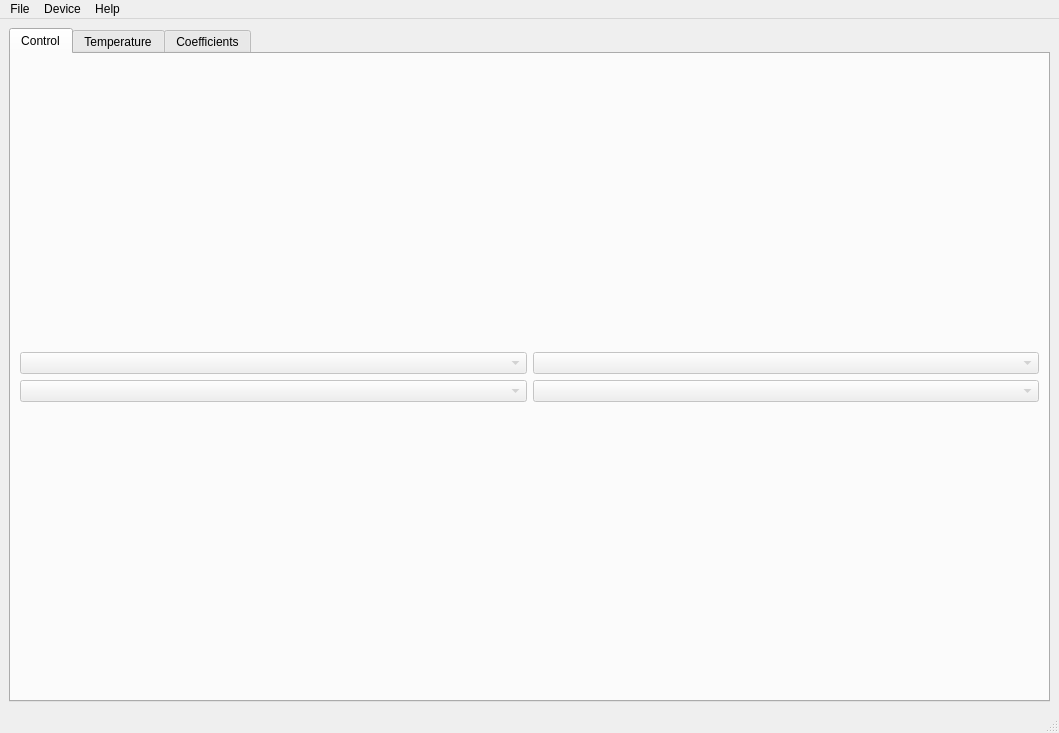
Before: the Qt Designer form Software/LibreCAL-GUI/main.ui in jankae/LibreCAL, drawn with Qt 5.
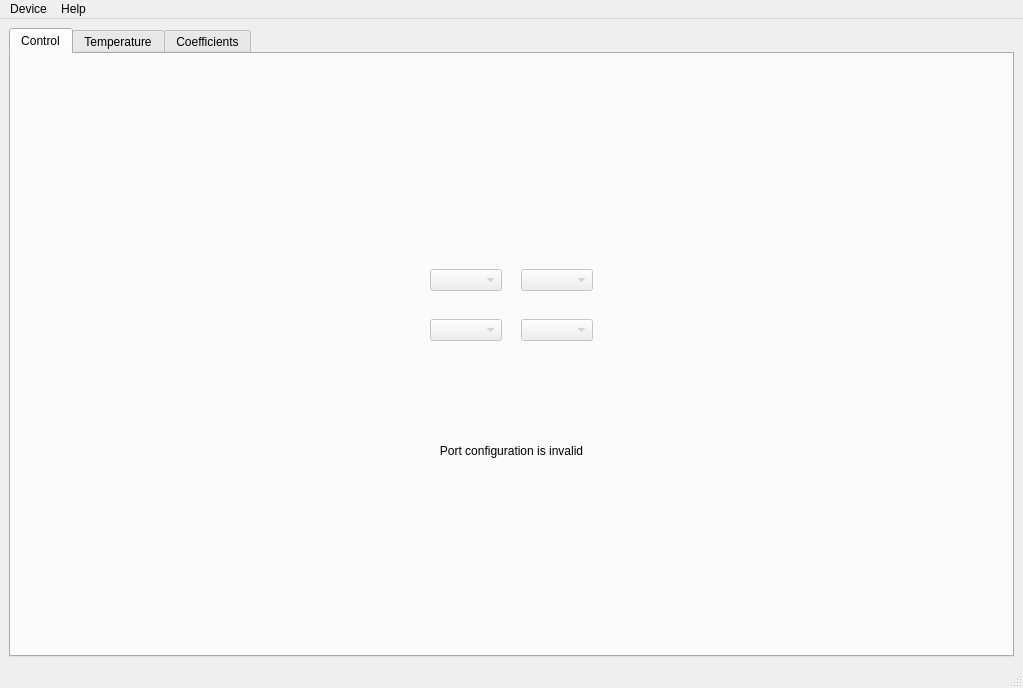
After: the same form once the commit is applied. The open tabs and pages were chosen to show the change. Icons and pictures are not drawn. Custom widgets are drawn as their Qt base class.

```diff
--- a/Software/LibreCAL-GUI/main.ui
+++ b/Software/LibreCAL-GUI/main.ui
@@ -6,8 +6,8 @@
    <rect>
     <x>0</x>
     <y>0</y>
-    <width>1059</width>
-    <height>733</height>
+    <width>1023</width>
+    <height>688</height>
    </rect>
   </property>
   <property name="windowTitle">
@@ -24,36 +24,211 @@
        <attribute name="title">
         <string>Control</string>
        </attribute>
-       <layout class="QVBoxLayout" name="verticalLayout_3">
+       <layout class="QHBoxLayout" name="horizontalLayout_4">
         <item>
-         <layout class="QGridLayout" name="gridLayout">
-          <item row="0" column="0">
-           <widget class="QComboBox" name="port1">
-            <property name="enabled">
-             <bool>false</bool>
+         <layout class="QHBoxLayout" name="horizontalLayout_3">
+          <item>
+           <spacer name="horizontalSpacer">
+            <property name="orientation">
+             <enum>Qt::Horizontal</enum>
             </property>
-           </widget>
-          </item>
-          <item row="0" column="1">
-           <widget class="QComboBox" name="port2">
-            <property name="enabled">
-             <bool>false</bool>
+            <property name="sizeHint" stdset="0">
+             <size>
+              <width>40</width>
+              <height>20</height>
+             </size>
             </property>
-           </widget>
+           </spacer>
           </item>
-          <item row="1" column="0">
-           <widget class="QComboBox" name="port3">
-            <property name="enabled">
-             <bool>false</bool>
-            </property>
-           </widget>
+          <item>
+           <layout class="QVBoxLayout" name="verticalLayout_8">
+            <item>
+             <spacer name="verticalSpacer_7">
+              <property name="orientation">
+               <enum>Qt::Vertical</enum>
+              </property>
+              <property name="sizeHint" stdset="0">
+               <size>
+                <width>20</width>
+                <height>40</height>
+               </size>
+              </property>
+             </spacer>
+            </item>
+            <item>
+             <layout class="QHBoxLayout" name="horizontalLayout">
+              <item>
+               <layout class="QVBoxLayout" name="verticalLayout_7" stretch="9,0,11,0,48">
+                <item>
+                 <spacer name="verticalSpacer_3">
+                  <property name="orientation">
+                   <enum>Qt::Vertical</enum>
+                  </property>
+                  <property name="sizeHint" stdset="0">
+                   <size>
+                    <width>20</width>
+                    <height>40</height>
+                   </size>
+                  </property>
+                 </spacer>
+                </item>
+                <item>
+                 <widget class="QComboBox" name="port1">
+                  <property name="enabled">
+                   <bool>false</bool>
+                  </property>
+                 </widget>
+                </item>
+                <item>
+                 <spacer name="verticalSpacer">
+                  <property name="orientation">
+                   <enum>Qt::Vertical</enum>
+                  </property>
+                  <property name="sizeHint" stdset="0">
+                   <size>
+                    <width>20</width>
+                    <height>40</height>
+                   </size>
+                  </property>
+                 </spacer>
+                </item>
+                <item>
+                 <widget class="QComboBox" name="port3">
+                  <property name="enabled">
+                   <bool>false</bool>
+                  </property>
+                 </widget>
+                </item>
+                <item>
+                 <spacer name="verticalSpacer_4">
+                  <property name="orientation">
+                   <enum>Qt::Vertical</enum>
+                  </property>
+                  <property name="sizeHint" stdset="0">
+                   <size>
+                    <width>20</width>
+                    <height>40</height>
+                   </size>
+                  </property>
+                 </spacer>
+                </item>
+               </layout>
+              </item>
+              <item>
+               <widget class="QLabel" name="label_13">
+                <property name="sizePolicy">
+                 <sizepolicy hsizetype="Fixed" vsizetype="Fixed">
+                  <horstretch>0</horstretch>
+                  <verstretch>0</verstretch>
+                 </sizepolicy>
+                </property>
+                <property name="text">
+                 <string/>
+                </property>
+                <property name="pixmap">
+                 <pixmap resource="resources/frontpanel.qrc">:/FrontPanel.svg</pixmap>
+                </property>
+                <property name="scaledContents">
+                 <bool>true</bool>
+                </property>
+               </widget>
+              </item>
+              <item>
+               <layout class="QVBoxLayout" name="verticalLayout_3" stretch="9,0,11,0,48">
+                <item>
+                 <spacer name="verticalSpacer_6">
+                  <property name="orientation">
+                   <enum>Qt::Vertical</enum>
+                  </property>
+                  <property name="sizeHint" stdset="0">
+                   <size>
+                    <width>20</width>
+                    <height>40</height>
+                   </size>
+                  </property>
+                 </spacer>
+                </item>
+                <item>
+                 <widget class="QComboBox" name="port2">
+                  <property name="enabled">
+                   <bool>false</bool>
+                  </property>
+                 </widget>
+                </item>
+                <item>
+                 <spacer name="verticalSpacer_2">
+                  <property name="orientation">
+                   <enum>Qt::Vertical</enum>
+                  </property>
+                  <property name="sizeHint" stdset="0">
+                   <size>
+                    <width>20</width>
+                    <height>40</height>
+                   </size>
+                  </property>
+                 </spacer>
+                </item>
+                <item>
+                 <widget class="QComboBox" name="port4">
+                  <property name="enabled">
+                   <bool>false</bool>
+                  </property>
+                 </widget>
+                </item>
+                <item>
+                 <spacer name="verticalSpacer_5">
+                  <property name="orientation">
+                   <enum>Qt::Vertical</enum>
+                  </property>
+                  <property name="sizeHint" stdset="0">
+                   <size>
+                    <width>20</width>
+                    <height>40</height>
+                   </size>
+                  </property>
+                 </spacer>
+                </item>
+               </layout>
+              </item>
+             </layout>
+            </item>
+            <item>
+             <widget class="QLabel" name="portInvalidLabel">
+              <property name="text">
+               <string>Port configuration is invalid</string>
+              </property>
+              <property name="alignment">
+               <set>Qt::AlignCenter</set>
+              </property>
+             </widget>
+            </item>
+            <item>
+             <spacer name="verticalSpacer_8">
+              <property name="orientation">
+               <enum>Qt::Vertical</enum>
+              </property>
+              <property name="sizeHint" stdset="0">
+               <size>
+                <width>20</width>
+                <height>40</height>
+               </size>
+              </property>
+             </spacer>
+            </item>
+           </layout>
           </item>
-          <item row="1" column="1">
-           <widget class="QComboBox" name="port4">
-            <property name="enabled">
-             <bool>false</bool>
+          <item>
+           <spacer name="horizontalSpacer_2">
+            <property name="orientation">
+             <enum>Qt::Horizontal</enum>
             </property>
-           </widget>
+            <property name="sizeHint" stdset="0">
+             <size>
+              <width>40</width>
+              <height>20</height>
+             </size>
+            </property>
+           </spacer>
           </item>
          </layout>
         </item>
@@ -982,15 +1157,10 @@
     <rect>
      <x>0</x>
      <y>0</y>
-     <width>1059</width>
+     <width>1023</width>
      <height>22</height>
     </rect>
    </property>
-   <widget class="QMenu" name="menuFile">
-    <property name="title">
-     <string>File</string>
-    </property>
-   </widget>
    <widget class="QMenu" name="menuDevice">
     <property name="title">
      <string>Device</string>
@@ -1014,7 +1184,6 @@
     </property>
     <addaction name="actionAbout"/>
    </widget>
-   <addaction name="menuFile"/>
    <addaction name="menuDevice"/>
    <addaction name="menuHelp"/>
   </widget>
```
Left out of the diff: 9 changed lines with no effect on the pictures.
